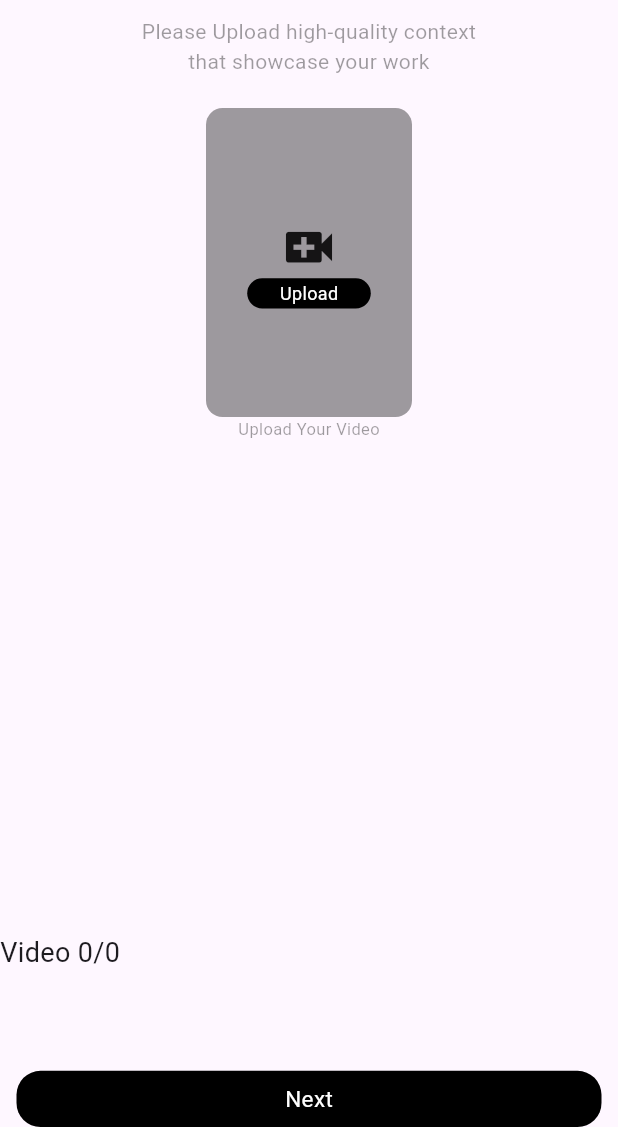
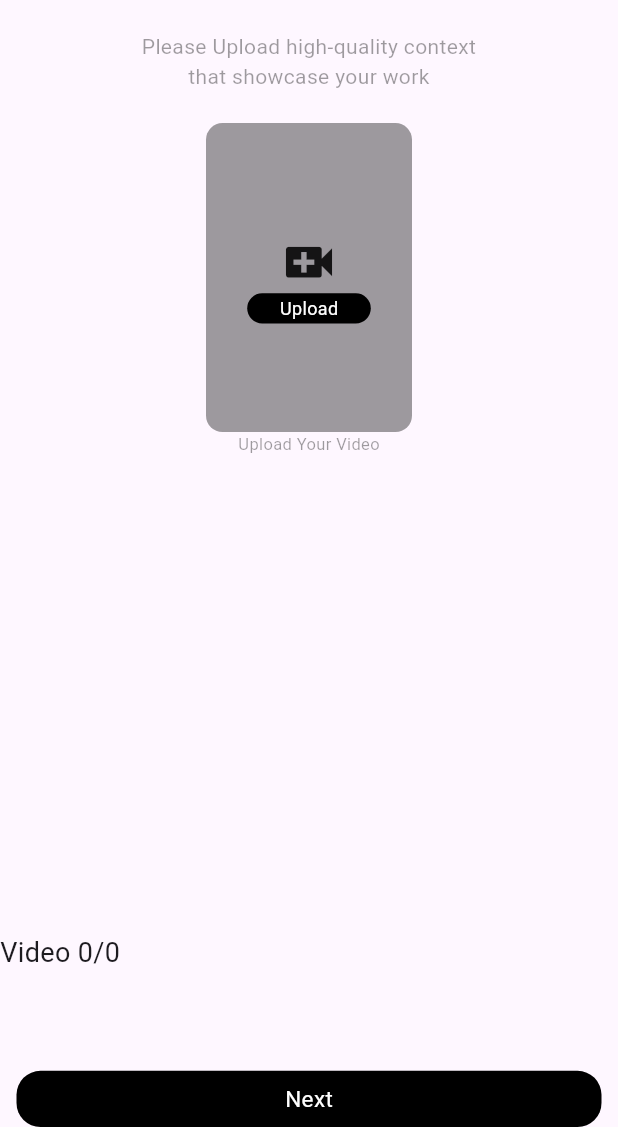
Before and after one commit to Kartik12331/test_code, a Flutter app: the AddVideo screen opened directly, on a phone screen of 412 x 824 dp, the part 109-1236 px from its top. Run offline on Flutter 3.47's test engine with Material 3 defaults, Android fonts, the phone set to English and light mode, and no system bars; our stand-ins replace awesome_snackbar_content, flutter_bloc, image_picker, shared_preferences, video_player; accounts and stored records are empty.

Commit message:
initial commit

```diff
--- a/lib/view/home/widget/third_tab.dart
+++ b/lib/view/home/widget/third_tab.dart
@@ -44,9 +44,7 @@ class _AddVideoState extends State<AddVideo> {
                       fontSize: 18,
                       fontWeight: FontWeight.w600),
                 ),
-                SizedBox(
-                  height: 11,
-                ),
+                buildSizedBox(),
                 const Text(
                   "sample Content",
                   style: TextStyle(
@@ -56,17 +54,13 @@ class _AddVideoState extends State<AddVideo> {
                 ),
               ],
             ),
-            SizedBox(
-              height: 11,
-            ),
+            buildSizedBox(),
             Text(
               "Please Upload high-quality context \nthat showcase your work",
               textAlign: TextAlign.center,
               style: TextStyle(color: AppColor.blackShade),
             ),
-            SizedBox(
-              height: 21,
-            ),
+            buildSizedBox(),
             Container(
               height: height / 4,
               width: width / 3,
@@ -76,13 +70,13 @@ class _AddVideoState extends State<AddVideo> {
               child: Column(
                 mainAxisAlignment: MainAxisAlignment.center,
                 children: [
-                  Icon(
+                  const Icon(
                     Icons.video_call,
                     size: 41,
                   ),
                   InkWell(
                     child: Container(
-                      margin: EdgeInsets.symmetric(horizontal: 11),
+                      margin: const EdgeInsets.symmetric(horizontal: 11),
                       alignment: Alignment.center,
                       width: width / 5,
                       height: height / 41,
@@ -96,8 +90,6 @@ class _AddVideoState extends State<AddVideo> {
                     ),
                     onTap: () {
                       _showPicker(context: context);
-
-
                     },
                   ),
                 ],
@@ -107,40 +99,63 @@ class _AddVideoState extends State<AddVideo> {
               "Upload Your Video",
               style: TextStyle(color: AppColor.blackShade, fontSize: 11),
             ),
-            Spacer(),
+            const Spacer(),
             Align(
                 alignment: Alignment.topLeft,
-                child: Text("Video ${videoFile.length}/${videoFile.length}",style: TextStyle(fontSize: 18),)),
-            SizedBox(height: height/31,),
+                child: Text(
+                  "Video ${videoFile.length}/${videoFile.length}",
+                  style: const TextStyle(fontSize: 18),
+                )),
+            SizedBox(
+              height: height / 31,
+            ),
             Row(
               children: [
-                for(var i=0;i<videoFile.length;i++)
-
-                Row(crossAxisAlignment: CrossAxisAlignment.start,
+                for (var i = 0; i < videoFile.length; i++)
+                  Row(
+                    crossAxisAlignment: CrossAxisAlignment.start,
                     children: [
-                    Text((i+1).toString(),style: TextStyle(fontSize: 19),),
+                      Text(
+                        (i + 1).toString(),
+                        style: const TextStyle(fontSize: 19),
+                      ),
                       InkWell(
                         child: Container(
                           height: height / 6,
                           width: width / 3,
                           color: Colors.red,
-                        child: VideoApp( videoFile: videoFile[i], isPreview: true,),
+                          child: VideoApp(
+                            videoFile: videoFile[i],
+                            isPreview: true,
                           ),
-                      onTap: (){
-                        Navigator.of(context)
-                            .push(MaterialPageRoute(builder: (_) => VideoApp(videoFile: videoFile[i], isPreview: false,)));
+                        ),
+                        onTap: () {
+                          Navigator.of(context).push(MaterialPageRoute(
+                              builder: (_) => VideoApp(
+                                    videoFile: videoFile[i],
+                                    isPreview: false,
+                                  )));
                         },
                       ),
                     ],
                   ),
               ],
             ),
-            SizedBox(height: height/21,),
-
-            NextButton(onPress: (){},)
+            SizedBox(
+              height: height / 21,
+            ),
+            NextButton(
+              onPress: () {},
+            )
           ],
         ),
       ),
+    );
+  }
+
+  SizedBox buildSizedBox() {
+    return const SizedBox(
+            height: 21,
           );
   }
 
--- a/pubspec.yaml
+++ b/pubspec.yaml
@@ -41,8 +41,8 @@ dependencies:
   video_player:
   image_picker:
   shared_preferences:
-  dart_code_linter: ^1.3.0
-  dart_code_metrics_presets: ^2.20.0
+#  dart_code_linter: ^1.3.0
+#  dart_code_metrics_presets: ^2.20.0
 
 dev_dependencies:
   flutter_test:
```
Also changed, not shown: lib/view/home/home.dart (+6 -7 lines), pubspec.lock. Lines whose indentation alone changed are shown as unchanged.
